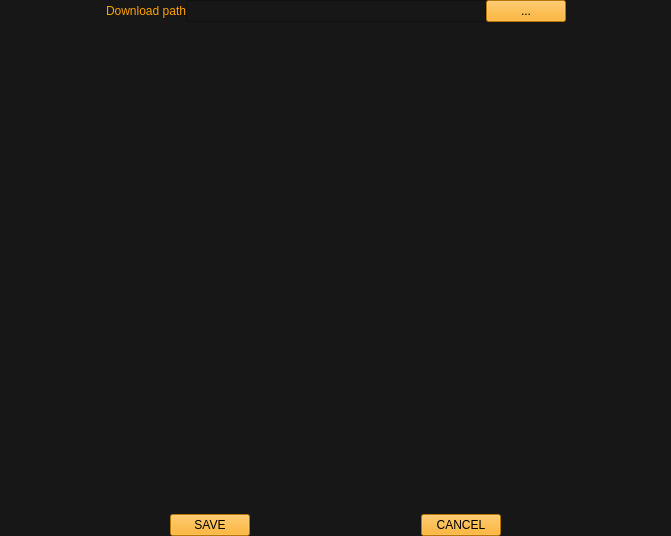
Old version of the form settingswindow.ui in the repository AdunanzA/Tsunami.
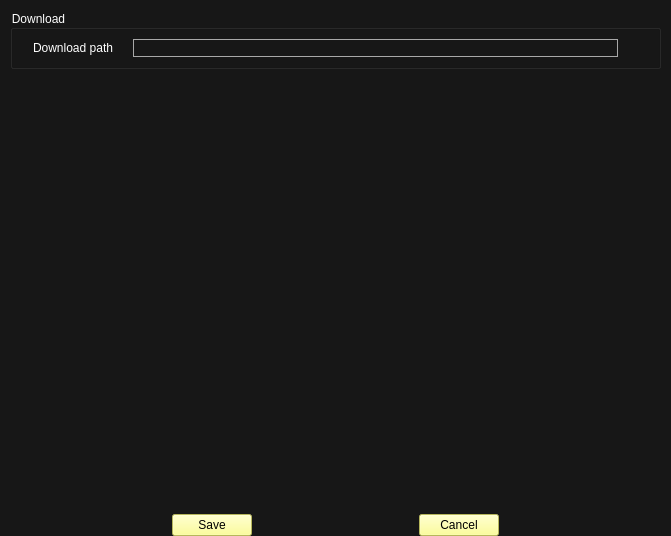
New version of the form.

Patch:
```diff
--- a/settingswindow.ui
+++ b/settingswindow.ui
@@ -20,89 +20,75 @@
    <string>Form</string>
   </property>
   <property name="styleSheet">
-   <string notr="true">background-color: rgb(23, 23, 23);</string>
+   <string notr="true">background-color: rgb(23, 23, 23); 
+color: rgb(255, 255, 255);</string>
   </property>
-  <layout class="QVBoxLayout" name="centralWidgetLayout">
-   <property name="spacing">
-    <number>0</number>
-   </property>
+  <layout class="QVBoxLayout" name="verticalLayout">
    <property name="leftMargin">
-    <number>0</number>
+    <number>10</number>
    </property>
    <property name="topMargin">
-    <number>0</number>
+    <number>10</number>
    </property>
    <property name="rightMargin">
-    <number>0</number>
+    <number>10</number>
    </property>
    <property name="bottomMargin">
     <number>0</number>
    </property>
    <item>
-    <layout class="QHBoxLayout" name="horizontalLayout">
+    <layout class="QVBoxLayout" name="content">
      <item>
-      <spacer name="horizontalSpacer_2">
-       <property name="orientation">
-        <enum>Qt::Horizontal</enum>
-       </property>
-       <property name="sizeHint" stdset="0">
-        <size>
-         <width>40</width>
-         <height>20</height>
-        </size>
-       </property>
-      </spacer>
-     </item>
-     <item>
-      <widget class="QLabel" name="label">
+      <widget class="QGroupBox" name="groupDownload">
        <property name="styleSheet">
-        <string notr="true">color: rgb(255, 162, 0);</string>
+        <string notr="true"/>
        </property>
+       <property name="title">
+        <string>Download</string>
+       </property>
+       <layout class="QFormLayout" name="formLayout_2">
+        <property name="horizontalSpacing">
+         <number>20</number>
+        </property>
+        <property name="verticalSpacing">
+         <number>10</number>
+        </property>
+        <property name="leftMargin">
+         <number>20</number>
+        </property>
+        <property name="rightMargin">
+         <number>40</number>
+        </property>
+        <item row="0" column="0">
+         <widget class="QLabel" name="lblDownloadPath">
        <property name="text">
         <string>Download path</string>
        </property>
       </widget>
      </item>
-     <item>
-      <widget class="QLineEdit" name="lineEdit">
-       <property name="minimumSize">
-        <size>
-         <width>300</width>
-         <height>0</height>
-        </size>
-       </property>
-       <property name="styleSheet">
-        <string notr="true">color: rgb(255, 255, 255);</string>
-       </property>
-      </widget>
-     </item>
-     <item>
-      <widget class="QPushButton" name="pushButton">
-       <property name="styleSheet">
-        <string notr="true">background-color: rgb(255, 162, 0);</string>
-       </property>
-       <property name="text">
-        <string>...</string>
-       </property>
-       <property name="flat">
+        <item row="0" column="1">
+         <widget class="QLineEdit" name="txtDownloadPath">
+          <property name="enabled">
         <bool>false</bool>
        </property>
-      </widget>
-     </item>
-     <item>
-      <spacer name="horizontalSpacer">
-       <property name="orientation">
-        <enum>Qt::Horizontal</enum>
-       </property>
-       <property name="sizeHint" stdset="0">
-        <size>
-         <width>40</width>
-         <height>20</height>
-        </size>
-       </property>
-      </spacer>
-     </item>
-    </layout>
+          <property name="cursor">
+           <cursorShape>ArrowCursor</cursorShape>
+          </property>
+          <property name="toolTip">
+           <string>Click to select download path for torrents</string>
+          </property>
+          <property name="styleSheet">
+           <string notr="true">border-color: rgb(168, 168, 168);
+border-width:1px;
+border-style: solid;</string>
+          </property>
+          <property name="text">
+           <string/>
+          </property>
+         </widget>
+        </item>
+       </layout>
+      </widget>
    </item>
    <item>
     <spacer name="verticalSpacer">
@@ -118,9 +104,9 @@
     </spacer>
    </item>
    <item>
-    <layout class="QHBoxLayout" name="horizontalLayout_2">
+      <layout class="QHBoxLayout" name="horizontalLayout">
      <item>
-      <spacer name="horizontalSpacer_3">
+        <spacer name="horizontalSpacer_2">
        <property name="orientation">
         <enum>Qt::Horizontal</enum>
        </property>
@@ -135,21 +121,19 @@
      <item>
       <widget class="QPushButton" name="btnSave">
        <property name="styleSheet">
-        <string notr="true">background-color: rgb(255, 162, 0);</string>
+          <string notr="true">background-color: rgb(255, 255, 127);
+color: rgb(0, 0, 0);</string>
        </property>
        <property name="text">
-        <string>SAVE</string>
+          <string>Save</string>
        </property>
       </widget>
      </item>
      <item>
-      <spacer name="horizontalSpacer_5">
+        <spacer name="horizontalSpacer">
        <property name="orientation">
         <enum>Qt::Horizontal</enum>
        </property>
-       <property name="sizeType">
-        <enum>QSizePolicy::MinimumExpanding</enum>
-       </property>
        <property name="sizeHint" stdset="0">
         <size>
          <width>40</width>
@@ -161,21 +145,19 @@
      <item>
       <widget class="QPushButton" name="btnCancel">
        <property name="styleSheet">
-        <string notr="true">background-color: rgb(255, 162, 0);</string>
+          <string notr="true">background-color: rgb(255, 255, 127);
+color: rgb(0, 0, 0);</string>
        </property>
        <property name="text">
-        <string>CANCEL</string>
+          <string>Cancel</string>
        </property>
       </widget>
      </item>
      <item>
-      <spacer name="horizontalSpacer_4">
+        <spacer name="horizontalSpacer_3">
        <property name="orientation">
         <enum>Qt::Horizontal</enum>
        </property>
-       <property name="sizeType">
-        <enum>QSizePolicy::MinimumExpanding</enum>
-       </property>
        <property name="sizeHint" stdset="0">
         <size>
          <width>40</width>
@@ -183,6 +165,8 @@
         </size>
        </property>
       </spacer>
+       </item>
+      </layout>
      </item>
     </layout>
    </item>
```
Lines whose indentation alone changed are shown as unchanged.
